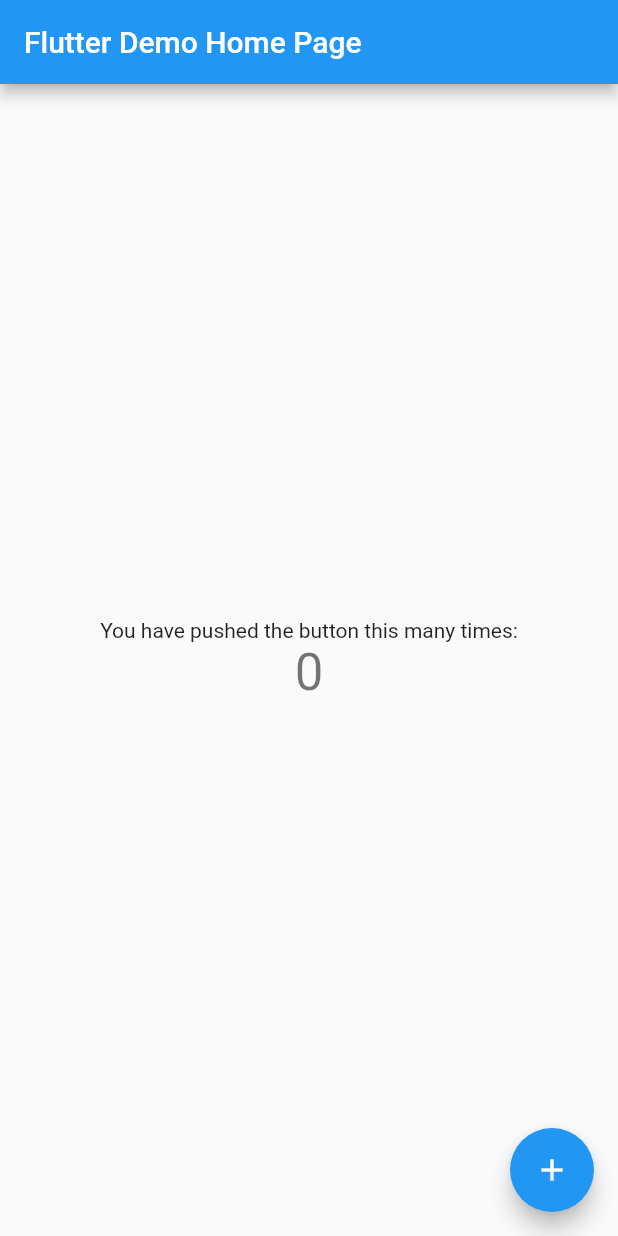
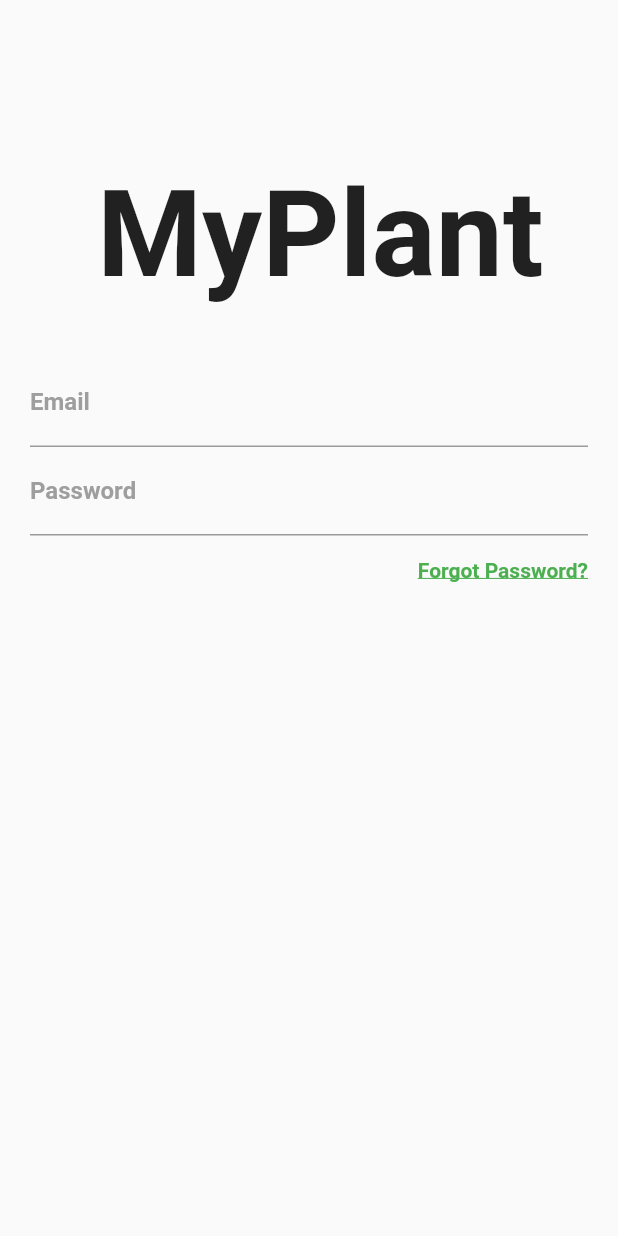
Before and after one commit to YosrGamal/MyPlant-Application, a Flutter app: the screen it shows after launch, on a phone screen of 412 x 824 dp. Run offline on Flutter 3.47's test engine with Material 2 defaults, Android fonts, the phone set to English and light mode, and no system bars; Roboto replaces fonts that are missing (Montserrat).

Commit message:
adding the login widgets

```diff
--- a/lib/main.dart
+++ b/lib/main.dart
@@ -1,3 +1,5 @@
+// ignore_for_file: prefer_const_constructors, duplicate_ignore, avoid_unnecessary_containers
+
 import 'package:flutter/material.dart';
 
 void main() {
@@ -7,21 +9,11 @@
 class MyApp extends StatelessWidget {
   const MyApp({super.key});
 
-  // This widget is the root of your application.
   @override
   Widget build(BuildContext context) {
     return MaterialApp(
       title: 'Flutter Demo',
       theme: ThemeData(
-        // This is the theme of your application.
-        //
-        // Try running your application with "flutter run". You'll see the
-        // application has a blue toolbar. Then, without quitting the app, try
-        // changing the primarySwatch below to Colors.green and then invoke
-        // "hot reload" (press "r" in the console where you ran "flutter run",
-        // or simply save your changes to "hot reload" in a Flutter IDE).
-        // Notice that the counter didn't reset back to zero; the application
-        // is not restarted.
         primarySwatch: Colors.blue,
       ),
       home: const MyHomePage(title: 'Flutter Demo Home Page'),
@@ -32,15 +24,6 @@
 class MyHomePage extends StatefulWidget {
   const MyHomePage({super.key, required this.title});
 
-  // This widget is the home page of your application. It is stateful, meaning
-  // that it has a State object (defined below) that contains fields that affect
-  // how it looks.
-
-  // This class is the configuration for the state. It holds the values (in this
-  // case the title) provided by the parent (in this case the App widget) and
-  // used by the build method of the State. Fields in a Widget subclass are
-  // always marked "final".
-
   final String title;
 
   @override
@@ -48,68 +31,66 @@
 }
 
 class _MyHomePageState extends State<MyHomePage> {
-  int _counter = 0;
-
-  void _incrementCounter() {
-    setState(() {
-      // This call to setState tells the Flutter framework that something has
-      // changed in this State, which causes it to rerun the build method below
-      // so that the display can reflect the updated values. If we changed
-      // _counter without calling setState(), then the build method would not be
-      // called again, and so nothing would appear to happen.
-      _counter++;
-    });
-  }
-
-  @override
+  //@override
   Widget build(BuildContext context) {
-    // This method is rerun every time setState is called, for instance as done
-    // by the _incrementCounter method above.
-    //
-    // The Flutter framework has been optimized to make rerunning build methods
-    // fast, so that you can just rebuild anything that needs updating rather
-    // than having to individually change instances of widgets.
-    return Scaffold(
-      appBar: AppBar(
-        // Here we take the value from the MyHomePage object that was created by
-        // the App.build method, and use it to set our appbar title.
-        title: Text(widget.title),
-      ),
-      body: Center(
-        // Center is a layout widget. It takes a single child and positions it
-        // in the middle of the parent.
-        child: Column(
-          // Column is also a layout widget. It takes a list of children and
-          // arranges them vertically. By default, it sizes itself to fit its
-          // children horizontally, and tries to be as tall as its parent.
-          //
-          // Invoke "debug painting" (press "p" in the console, choose the
-          // "Toggle Debug Paint" action from the Flutter Inspector in Android
-          // Studio, or the "Toggle Debug Paint" command in Visual Studio Code)
-          // to see the wireframe for each widget.
-          //
-          // Column has various properties to control how it sizes itself and
-          // how it positions its children. Here we use mainAxisAlignment to
-          // center the children vertically; the main axis here is the vertical
-          // axis because Columns are vertical (the cross axis would be
-          // horizontal).
-          mainAxisAlignment: MainAxisAlignment.center,
-          children: <Widget>[
-            const Text(
-              'You have pushed the button this many times:',
-            ),
-            Text(
-              '$_counter',
-              style: Theme.of(context).textTheme.headline4,
-            ),
-          ],
+    // ignore: unnecessary_new
+    return new Scaffold(
+        body: Column(
+      children: <Widget>[
+        Container(
+          child: Stack(
+            children: <Widget>[
+              Container(
+                padding: EdgeInsets.fromLTRB(15.0, 110.0, 0.0, 0.0),
+                child: Text('MyPlant',
+                    style:
+                        TextStyle(fontSize: 80.0, fontWeight: FontWeight.bold)),
+              )
+            ],
+          ),
         ),
-      ),
-      floatingActionButton: FloatingActionButton(
-        onPressed: _incrementCounter,
-        tooltip: 'Increment',
-        child: const Icon(Icons.add),
-      ), // This trailing comma makes auto-formatting nicer for build methods.
-    );
+        Container(
+            padding: EdgeInsets.only(top: 35.0, left: 20.0, right: 20.0),
+            child: Column(
+              // ignore: prefer_const_literals_to_create_immutables
+              children: <Widget>[
+                TextField(
+                  decoration: InputDecoration(
+                      labelText: 'Email',
+                      labelStyle: TextStyle(
+                          fontFamily: 'Montserrat',
+                          fontWeight: FontWeight.bold,
+                          color: Colors.grey),
+                      focusedBorder: UnderlineInputBorder(
+                          borderSide: BorderSide(color: Colors.green))),
+                ),
+                TextField(
+                  decoration: InputDecoration(
+                      labelText: 'Password',
+                      labelStyle: TextStyle(
+                          fontFamily: 'Montserrat',
+                          fontWeight: FontWeight.bold,
+                          color: Colors.grey),
+                      focusedBorder: UnderlineInputBorder(
+                          borderSide: BorderSide(color: Colors.green))),
+                ),
+                Container(
+                  alignment: Alignment(1.0, 0.0),
+                  padding: EdgeInsets.only(top: 15.0, left: 20.0),
+                  child: InkWell(
+                    child: Text(
+                      'Forgot Password?',
+                      style: TextStyle(
+                          color: Colors.green,
+                          fontWeight: FontWeight.bold,
+                          fontFamily: 'Montserrat',
+                          decoration: TextDecoration.underline),
+                    ),
+                  ),
+                ),
+              ],
+            ))
+      ],
+    ));
   }
 }
```
